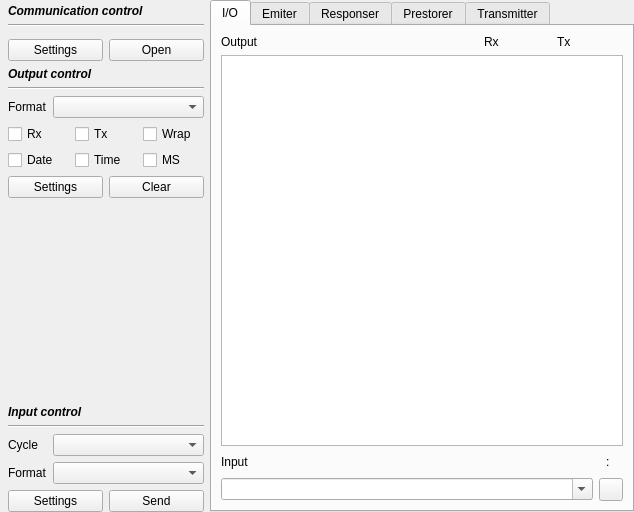
Before: the Qt Designer form Source/ToolBox/ToolBoxUI/xToolsToolBoxUi.ui in x-tools-author/x-tools, drawn with Qt 5.
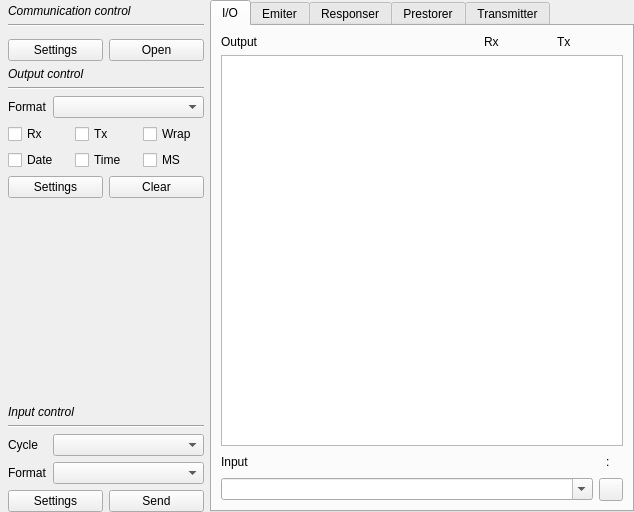
After: the same form once the commit is applied. Custom widgets are drawn as their Qt base class.

The edit to the form file:
```diff
--- a/Source/ToolBox/ToolBoxUI/xToolsToolBoxUi.ui
+++ b/Source/ToolBox/ToolBoxUI/xToolsToolBoxUi.ui
@@ -59,7 +59,8 @@
          <font>
           <pointsize>9</pointsize>
           <italic>true</italic>
-          <bold>true</bold>
+          <bold>false</bold>
+          <kerning>false</kerning>
          </font>
         </property>
         <property name="text">
@@ -111,7 +112,7 @@
             <font>
              <pointsize>9</pointsize>
              <italic>true</italic>
-             <bold>true</bold>
+             <bold>false</bold>
             </font>
            </property>
            <property name="text">
@@ -260,7 +261,7 @@
            <property name="font">
             <font>
              <italic>true</italic>
-             <bold>true</bold>
+             <bold>false</bold>
             </font>
            </property>
            <property name="text">
```
